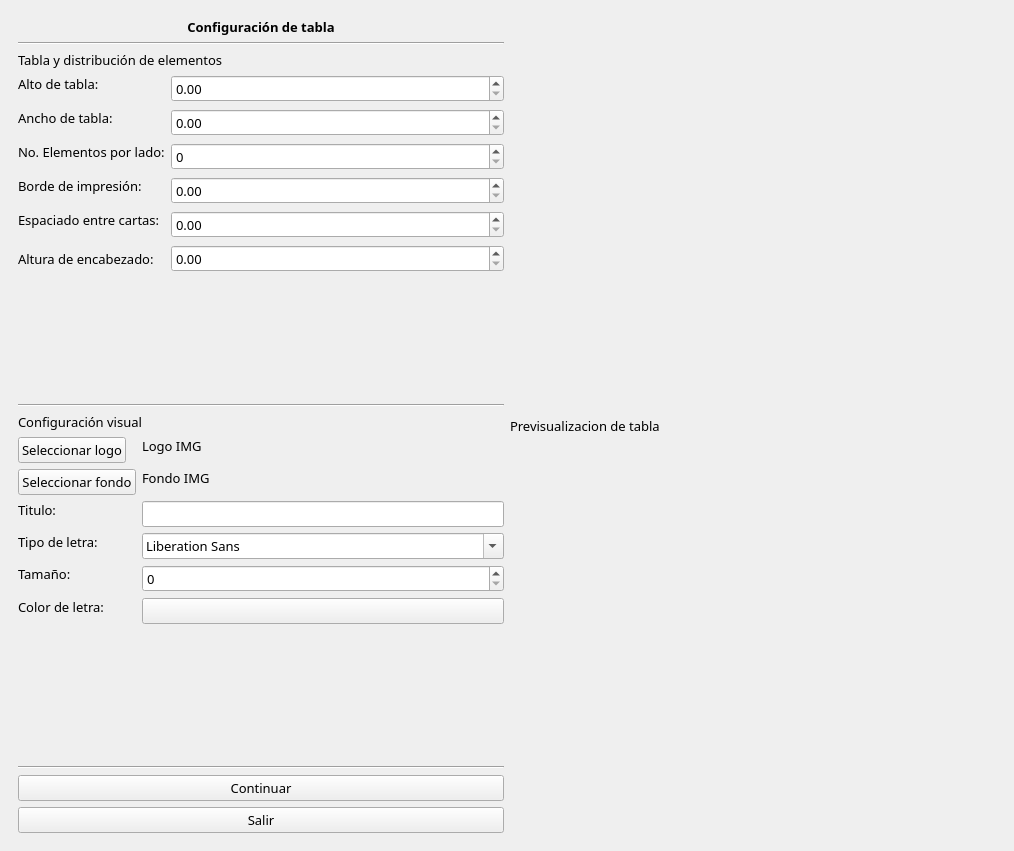
JhovaneSotoP/Lotify, file gui/mainView.ui: the form before one commit.
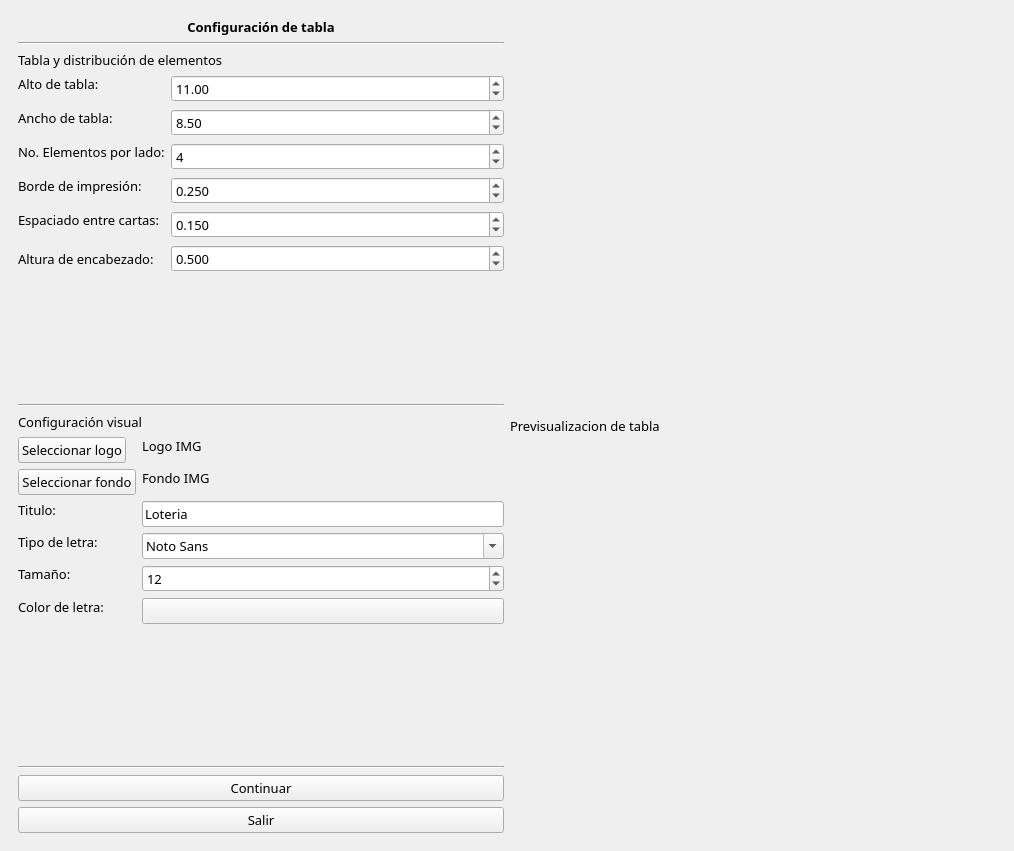
The form after the commit. The open tabs and pages were chosen to show the change.

Commit message: Se comienza con la integracion de la interfaz grafica

What changed in the file:
```diff
--- a/gui/mainView.ui
+++ b/gui/mainView.ui
@@ -161,6 +161,18 @@
                     <verstretch>0</verstretch>
                    </sizepolicy>
                   </property>
+                  <property name="minimum">
+                   <double>1.000000000000000</double>
+                  </property>
+                  <property name="maximum">
+                   <double>20.000000000000000</double>
+                  </property>
+                  <property name="singleStep">
+                   <double>0.250000000000000</double>
+                  </property>
+                  <property name="value">
+                   <double>11.000000000000000</double>
+                  </property>
                  </widget>
                 </item>
                 <item row="1" column="0">
@@ -184,6 +196,18 @@
                     <verstretch>0</verstretch>
                    </sizepolicy>
                   </property>
+                  <property name="minimum">
+                   <double>1.000000000000000</double>
+                  </property>
+                  <property name="maximum">
+                   <double>20.000000000000000</double>
+                  </property>
+                  <property name="singleStep">
+                   <double>0.250000000000000</double>
+                  </property>
+                  <property name="value">
+                   <double>8.500000000000000</double>
+                  </property>
                  </widget>
                 </item>
                 <item row="2" column="0">
@@ -207,6 +231,15 @@
                     <verstretch>0</verstretch>
                    </sizepolicy>
                   </property>
+                  <property name="minimum">
+                   <number>1</number>
+                  </property>
+                  <property name="maximum">
+                   <number>6</number>
+                  </property>
+                  <property name="value">
+                   <number>4</number>
+                  </property>
                  </widget>
                 </item>
                 <item row="3" column="0">
@@ -230,6 +263,18 @@
                     <verstretch>0</verstretch>
                    </sizepolicy>
                   </property>
+                  <property name="decimals">
+                   <number>3</number>
+                  </property>
+                  <property name="maximum">
+                   <double>2.000000000000000</double>
+                  </property>
+                  <property name="singleStep">
+                   <double>0.050000000000000</double>
+                  </property>
+                  <property name="value">
+                   <double>0.250000000000000</double>
+                  </property>
                  </widget>
                 </item>
                 <item row="4" column="0">
@@ -253,6 +298,18 @@
                     <verstretch>0</verstretch>
                    </sizepolicy>
                   </property>
+                  <property name="decimals">
+                   <number>3</number>
+                  </property>
+                  <property name="maximum">
+                   <double>2.000000000000000</double>
+                  </property>
+                  <property name="singleStep">
+                   <double>0.050000000000000</double>
+                  </property>
+                  <property name="value">
+                   <double>0.150000000000000</double>
+                  </property>
                  </widget>
                 </item>
                 <item row="5" column="0">
@@ -263,7 +320,20 @@
                  </widget>
                 </item>
                 <item row="5" column="1">
-                 <widget class="QDoubleSpinBox" name="doubleSpinBox"/>
+                 <widget class="QDoubleSpinBox" name="encabezadoAltura">
+                  <property name="decimals">
+                   <number>3</number>
+                  </property>
+                  <property name="maximum">
+                   <double>5.000000000000000</double>
+                  </property>
+                  <property name="singleStep">
+                   <double>0.050000000000000</double>
+                  </property>
+                  <property name="value">
+                   <double>0.500000000000000</double>
+                  </property>
+                 </widget>
                 </item>
                </layout>
               </item>
@@ -365,6 +435,9 @@
                     <verstretch>0</verstretch>
                    </sizepolicy>
                   </property>
+                  <property name="text">
+                   <string>Loteria</string>
+                  </property>
                  </widget>
                 </item>
                 <item row="3" column="0">
@@ -388,6 +461,12 @@
                     <verstretch>0</verstretch>
                    </sizepolicy>
                   </property>
+                  <property name="currentFont">
+                   <font>
+                    <family>Myanmar Text</family>
+                    <pointsize>10</pointsize>
+                   </font>
+                  </property>
                  </widget>
                 </item>
                 <item row="4" column="0">
@@ -411,6 +490,12 @@
                     <verstretch>0</verstretch>
                    </sizepolicy>
                   </property>
+                  <property name="minimum">
+                   <number>1</number>
+                  </property>
+                  <property name="value">
+                   <number>12</number>
+                  </property>
                  </widget>
                 </item>
                 <item row="5" column="0">
```
Left out of the diff: 2 changed lines with no effect on the pictures. The commit also changes 2 other files.
